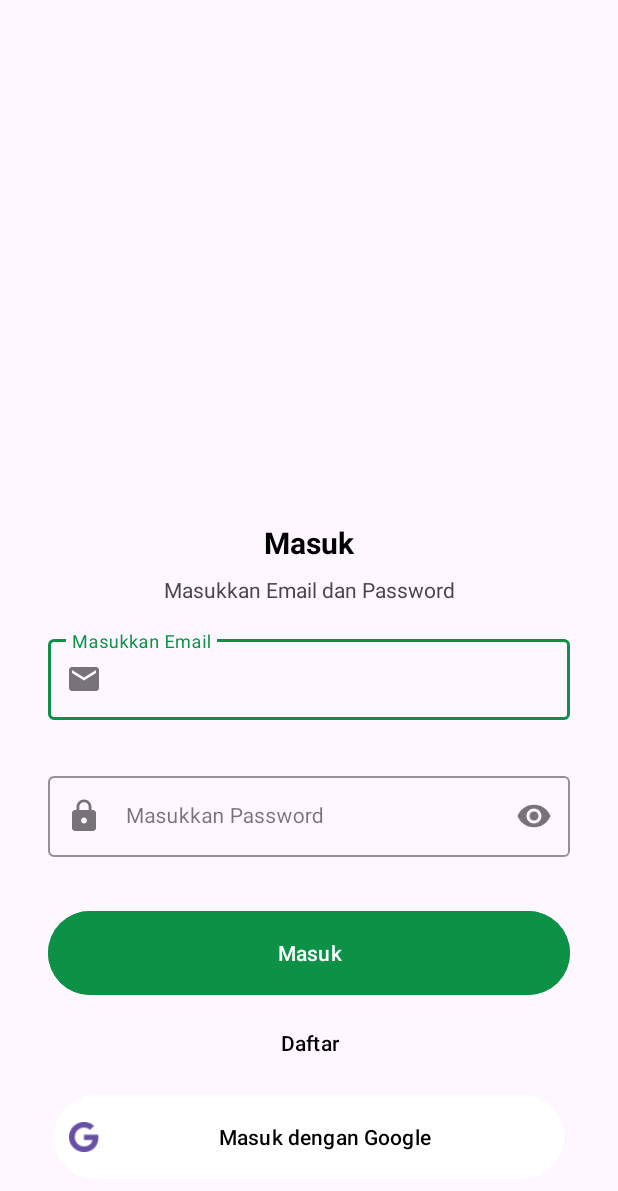
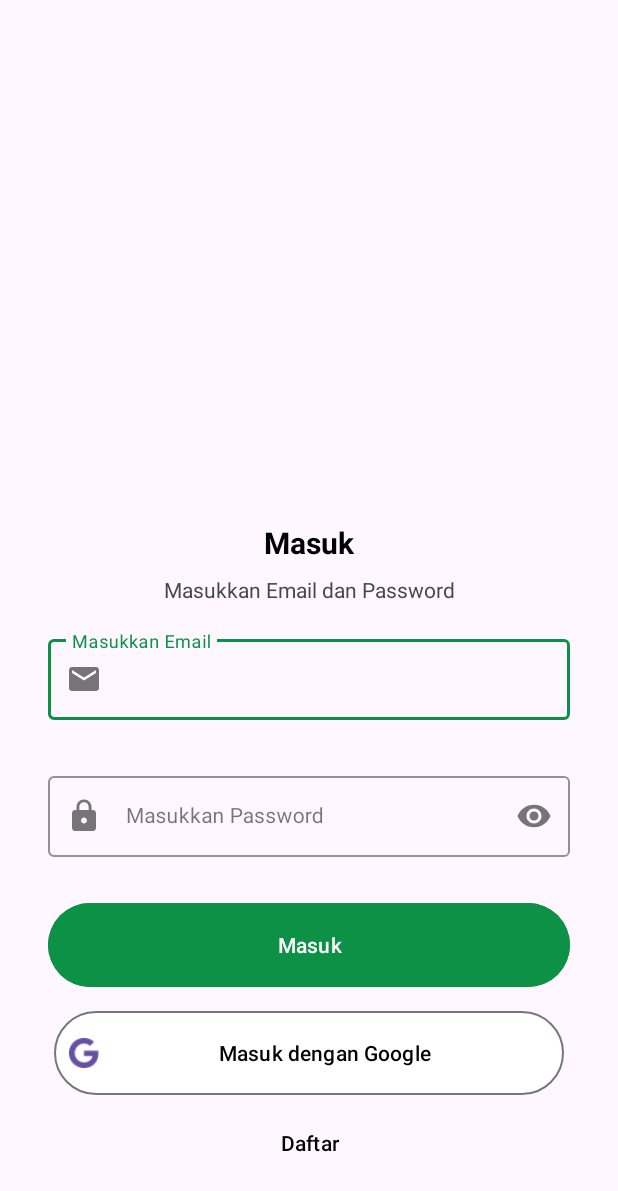
Before and after one commit to irfan-efendi19/Nahdlatut-Turot, an Android app: the screen it shows after launch (SignInActivity), on a phone screen of 412 x 824 dp. Shown: the top 1191 px of the screen. Run offline under Robolectric (Android 15) with nearby library versions, the phone set to English and light mode, and no system bars; our stand-ins replace Firebase (no records; nobody signed in at launch, a user with empty details on screens opened directly), Room's generated code, navigation-ui; libraries missing offline, so code that uses them is left out: me.relex.circleindicator; network calls fail; pictures from the network do not load; 4 statements that could not run were skipped.

Commit message:
clean import

```diff
--- a/app/src/main/java/com/nahdlatululama/nahdlatutturot/ui/detail/DetailActivity.kt
+++ b/app/src/main/java/com/nahdlatululama/nahdlatutturot/ui/detail/DetailActivity.kt
@@ -3,11 +3,9 @@ package com.nahdlatululama.nahdlatutturot.ui.detail
 import android.content.Intent
 import android.content.res.ColorStateList
 import android.graphics.Color
-import android.net.Uri
 import android.os.Bundle
 import android.view.View
 import android.widget.Toast
-import androidx.appcompat.app.ActionBar
 import androidx.appcompat.app.AppCompatActivity
 import androidx.core.content.ContextCompat
 import androidx.lifecycle.ViewModelProvider
--- a/app/src/main/java/com/nahdlatululama/nahdlatutturot/ui/home/MainActivityViewModel.kt
+++ b/app/src/main/java/com/nahdlatululama/nahdlatutturot/ui/home/MainActivityViewModel.kt
@@ -3,9 +3,8 @@ package com.nahdlatululama.nahdlatutturot.ui.home
 import androidx.lifecycle.LiveData
 import androidx.lifecycle.ViewModel
 import androidx.lifecycle.asLiveData
+import com.nahdlatululama.nahdlatutturot.data.networking.repository.AppRepository
 import com.nahdlatululama.nahdlatutturot.data.networking.userPreference.UserModel
-import com.nahdlatululama.nahdlatutturot.data.networking.repository.AppRepository
-import com.nahdlatululama.nahdlatutturot.data.networking.response.BookList
 
 class MainActivityViewModel(private val repository: AppRepository) : ViewModel() {
 
--- a/app/src/main/java/com/nahdlatululama/nahdlatutturot/ui/home/bottomnav/favorite/FavoriteViewModel.kt
+++ b/app/src/main/java/com/nahdlatululama/nahdlatutturot/ui/home/bottomnav/favorite/FavoriteViewModel.kt
@@ -1,7 +1,5 @@
 package com.nahdlatululama.nahdlatutturot.ui.home.bottomnav.favorite
 
-import androidx.lifecycle.LiveData
-import androidx.lifecycle.MutableLiveData
 import androidx.lifecycle.ViewModel
 import com.nahdlatululama.nahdlatutturot.data.networking.repository.AppRepository
 
--- a/app/src/main/java/com/nahdlatululama/nahdlatutturot/ui/home/bottomnav/home/HomeFragment.kt
+++ b/app/src/main/java/com/nahdlatululama/nahdlatutturot/ui/home/bottomnav/home/HomeFragment.kt
@@ -1,6 +1,5 @@
 package com.nahdlatululama.nahdlatutturot.ui.home.bottomnav.home
 
-import android.content.Context
 import android.os.Bundle
 import android.os.Handler
 import android.os.Looper
--- a/app/src/main/java/com/nahdlatululama/nahdlatutturot/ui/signin/SignInViewModel.kt
+++ b/app/src/main/java/com/nahdlatululama/nahdlatutturot/ui/signin/SignInViewModel.kt
@@ -1,11 +1,7 @@
 package com.nahdlatululama.nahdlatutturot.ui.signin
 
-import androidx.lifecycle.LiveData
 import androidx.lifecycle.ViewModel
-import androidx.lifecycle.liveData
 import com.nahdlatululama.nahdlatutturot.data.networking.repository.AppRepository
-import com.nahdlatululama.nahdlatutturot.data.networking.repository.ResultData
-import com.nahdlatululama.nahdlatutturot.data.networking.response.LoginResponse
 import com.nahdlatululama.nahdlatutturot.data.networking.userPreference.UserModel
 
 class SignInViewModel(private val repository: AppRepository) : ViewModel() {
--- a/app/src/main/res/layout/activity_signin.xml
+++ b/app/src/main/res/layout/activity_signin.xml
@@ -17,8 +17,6 @@
         app:lottie_autoPlay="true"
         app:lottie_loop="true"
         app:lottie_rawRes="@raw/signanim" />
-
-
     <TextView
         android:id="@+id/titleTextView"
         android:layout_width="0dp"
@@ -35,7 +33,6 @@
         app:layout_constraintHorizontal_bias="0.0"
         app:layout_constraintStart_toStartOf="parent"
         app:layout_constraintTop_toTopOf="@+id/guidelineHorizontal" />
-
     <TextView
         android:layout_width="wrap_content"
         android:layout_height="wrap_content"
@@ -44,7 +41,6 @@
         app:layout_constraintEnd_toEndOf="parent"
         app:layout_constraintStart_toStartOf="parent"
         app:layout_constraintTop_toBottomOf="@+id/titleTextView" />
-
 
     <com.google.android.material.textfield.TextInputLayout
         android:id="@+id/emailEditTextLayout"
@@ -60,7 +56,6 @@
         app:startIconDrawable="@drawable/baseline_email_24"
         app:boxStrokeColor="@color/maingreen"
         app:hintTextColor="@color/maingreen">
-
         <com.nahdlatululama.nahdlatutturot.utill.CustomEmailEditText
             android:id="@+id/emailEditText"
             android:layout_width="match_parent"
@@ -99,51 +94,47 @@
             android:inputType="textPassword" />
     </com.google.android.material.textfield.TextInputLayout>
 
+
+    <LinearLayout
+        android:layout_width="match_parent"
+        android:layout_height="wrap_content"
+        android:layout_marginBottom="16dp"
+        android:orientation="vertical"
+        app:layout_constraintBottom_toBottomOf="parent"
+        app:layout_constraintEnd_toEndOf="parent"
+        app:layout_constraintStart_toStartOf="parent"
+        app:layout_constraintTop_toBottomOf="@+id/passwordEditTextLayout">
         <Button
             android:id="@+id/signinButton"
-        android:layout_width="0dp"
+            android:layout_width="match_parent"
             android:layout_height="64dp"
             android:layout_marginStart="32dp"
-        android:layout_marginTop="32dp"
             android:layout_marginEnd="32dp"
             android:backgroundTint="@color/maingreen"
-        android:text="@string/button_signin"
-        app:layout_constraintEnd_toEndOf="parent"
-        app:layout_constraintStart_toStartOf="parent"
-        app:layout_constraintTop_toBottomOf="@+id/passwordEditTextLayout" />
-
+            android:text="@string/button_signin" />
         <Button
-        android:id="@+id/signupButton"
-        android:layout_width="0dp"
-        android:layout_height="40dp"
-        android:layout_marginStart="32dp"
-        android:layout_marginTop="8dp"
-        android:layout_marginEnd="32dp"
-        android:text="@string/button_signup"
-        android:textColor="@color/black"
-        android:background="@color/transparent"
-        app:layout_constraintEnd_toEndOf="parent"
-        app:layout_constraintStart_toStartOf="parent"
-        app:layout_constraintTop_toBottomOf="@+id/signinButton" />
-
-    <Button
-        style="?attr/materialIconButtonStyle"
             android:id="@+id/googleSignInButton"
+            style="?attr/materialIconButtonOutlinedStyle"
             android:layout_width="match_parent"
             android:layout_height="64dp"
             android:layout_marginStart="32dp"
             android:layout_marginTop="8dp"
             android:layout_marginEnd="32dp"
-        android:layout_marginBottom="32dp"
-        app:icon="@drawable/googleg_standard_color_18"
+            android:backgroundTint="@color/white"
             android:text="Masuk dengan Google"
             android:textColor="@color/black"
-        android:backgroundTint="@color/white"
-        app:layout_constraintBottom_toBottomOf="parent"
-        app:layout_constraintEnd_toEndOf="parent"
-        app:layout_constraintStart_toStartOf="parent"
-        app:layout_constraintTop_toBottomOf="@+id/signupButton" />
-
+            app:icon="@drawable/googleg_standard_color_18" />
+        <Button
+            android:id="@+id/signupButton"
+            android:layout_width="match_parent"
+            android:layout_height="40dp"
+            android:layout_marginStart="32dp"
+            android:layout_marginTop="8dp"
+            android:layout_marginEnd="32dp"
+            android:background="@color/transparent"
+            android:text="@string/button_signup"
+            android:textColor="@color/black" />
+    </LinearLayout>
 
     <androidx.constraintlayout.widget.Guideline
         android:id="@+id/guidelineHorizontal"
@@ -153,5 +144,4 @@
         app:layout_constraintEnd_toEndOf="parent"
         app:layout_constraintGuide_end="492dp"
         app:layout_constraintStart_toStartOf="parent" />
-
 </androidx.constraintlayout.widget.ConstraintLayout>
```
Also changed, not shown: app/src/main/java/com/nahdlatululama/nahdlatutturot/ui/signin/SignInActivity.kt (+6 -9 lines), app/src/main/java/com/nahdlatululama/nahdlatutturot/utill/Helper.kt (+0 -11 lines). Lines whose indentation alone changed are shown as unchanged.
